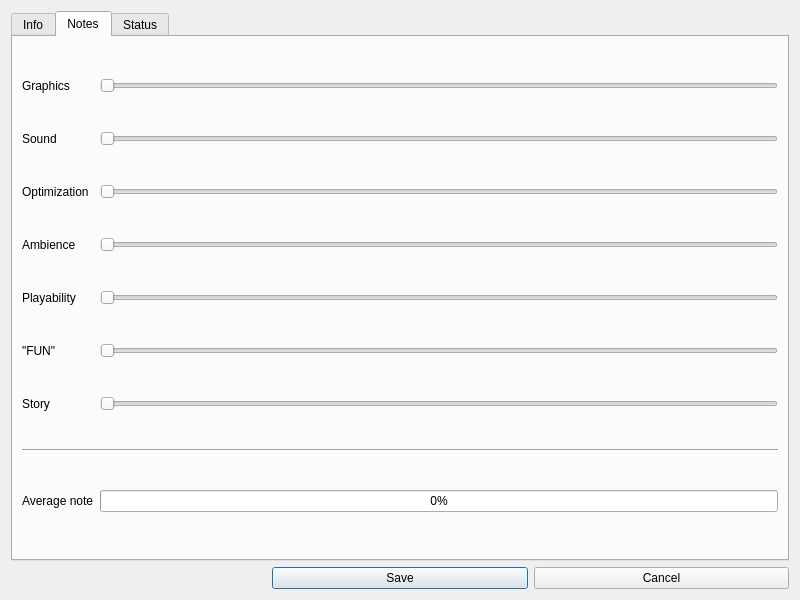
Above: DialogGameEdit.ui from lukaszlukaszew/games-manager-pyqt before the change. Below: the same form after it.
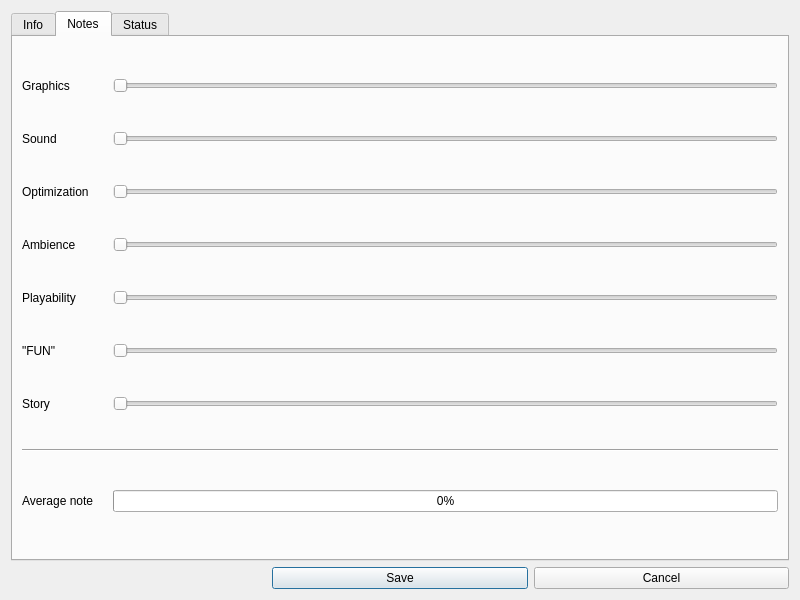
That is the form after the change. The open tabs and pages were chosen to show the change.

Commit message: Add notes to Game Edit Dialog

The edit to the form file:
```diff
--- a/DialogGameEdit.ui
+++ b/DialogGameEdit.ui
@@ -51,7 +51,7 @@
           <bool>false</bool>
          </property>
          <property name="echoMode">
-          <enum>QLineEdit::NoEcho</enum>
+          <enum>QLineEdit::Normal</enum>
          </property>
          <property name="dragEnabled">
           <bool>false</bool>
@@ -184,8 +184,14 @@
          </property>
         </widget>
        </item>
-       <item row="0" column="1">
+       <item row="0" column="2">
         <widget class="QSlider" name="horizontalSliderGameEditGraphics">
+         <property name="maximum">
+          <number>10</number>
+         </property>
+         <property name="pageStep">
+          <number>1</number>
+         </property>
          <property name="orientation">
           <enum>Qt::Horizontal</enum>
          </property>
@@ -198,8 +204,14 @@
          </property>
         </widget>
        </item>
-       <item row="1" column="1">
+       <item row="1" column="2">
         <widget class="QSlider" name="horizontalSliderGameEditSound">
+         <property name="maximum">
+          <number>10</number>
+         </property>
+         <property name="pageStep">
+          <number>1</number>
+         </property>
          <property name="orientation">
           <enum>Qt::Horizontal</enum>
          </property>
@@ -212,8 +224,14 @@
          </property>
         </widget>
        </item>
-       <item row="2" column="1">
+       <item row="2" column="2">
         <widget class="QSlider" name="horizontalSliderGameEditOptimization">
+         <property name="maximum">
+          <number>10</number>
+         </property>
+         <property name="pageStep">
+          <number>1</number>
+         </property>
          <property name="orientation">
           <enum>Qt::Horizontal</enum>
          </property>
@@ -226,8 +244,14 @@
          </property>
         </widget>
        </item>
-       <item row="3" column="1">
+       <item row="3" column="2">
         <widget class="QSlider" name="horizontalSliderGameEditAmbience">
+         <property name="maximum">
+          <number>10</number>
+         </property>
+         <property name="pageStep">
+          <number>1</number>
+         </property>
          <property name="orientation">
           <enum>Qt::Horizontal</enum>
          </property>
@@ -240,8 +264,14 @@
          </property>
         </widget>
        </item>
-       <item row="4" column="1">
+       <item row="4" column="2">
         <widget class="QSlider" name="horizontalSliderGameEditPlayability">
+         <property name="maximum">
+          <number>10</number>
+         </property>
+         <property name="pageStep">
+          <number>1</number>
+         </property>
          <property name="orientation">
           <enum>Qt::Horizontal</enum>
          </property>
@@ -254,8 +284,14 @@
          </property>
         </widget>
        </item>
-       <item row="5" column="1">
+       <item row="5" column="2">
         <widget class="QSlider" name="horizontalSliderGameEditFun">
+         <property name="maximum">
+          <number>10</number>
+         </property>
+         <property name="pageStep">
+          <number>1</number>
+         </property>
          <property name="orientation">
           <enum>Qt::Horizontal</enum>
          </property>
@@ -268,14 +304,20 @@
          </property>
         </widget>
        </item>
-       <item row="6" column="1">
+       <item row="6" column="2">
         <widget class="QSlider" name="horizontalSliderGameEditStory">
+         <property name="maximum">
+          <number>10</number>
+         </property>
+         <property name="pageStep">
+          <number>1</number>
+         </property>
          <property name="orientation">
           <enum>Qt::Horizontal</enum>
          </property>
         </widget>
        </item>
-       <item row="7" column="0" colspan="2">
+       <item row="7" column="0" colspan="3">
         <widget class="Line" name="line">
          <property name="orientation">
           <enum>Qt::Horizontal</enum>
@@ -289,7 +331,7 @@
          </property>
         </widget>
        </item>
-       <item row="8" column="1">
+       <item row="8" column="2">
         <widget class="QProgressBar" name="progressBarGameEditAvgNote">
          <property name="maximum">
           <number>10000</number>
@@ -302,6 +344,86 @@
          </property>
         </widget>
        </item>
+       <item row="0" column="1">
+        <widget class="QLabel" name="labelGameEditGraphics">
+         <property name="text">
+          <string/>
+         </property>
+         <property name="alignment">
+          <set>Qt::AlignRight|Qt::AlignTrailing|Qt::AlignVCenter</set>
+         </property>
+        </widget>
+       </item>
+       <item row="1" column="1">
+        <widget class="QLabel" name="labelGameEditSound">
+         <property name="text">
+          <string/>
+         </property>
+         <property name="alignment">
+          <set>Qt::AlignRight|Qt::AlignTrailing|Qt::AlignVCenter</set>
+         </property>
+        </widget>
+       </item>
+       <item row="2" column="1">
+        <widget class="QLabel" name="labelGameEditOptimization">
+         <property name="text">
+          <string/>
+         </property>
+         <property name="alignment">
+          <set>Qt::AlignRight|Qt::AlignTrailing|Qt::AlignVCenter</set>
+         </property>
+        </widget>
+       </item>
+       <item row="3" column="1">
+        <widget class="QLabel" name="labelGameEditAmbience">
+         <property name="text">
+          <string/>
+         </property>
+         <property name="alignment">
+          <set>Qt::AlignRight|Qt::AlignTrailing|Qt::AlignVCenter</set>
+         </property>
+        </widget>
+       </item>
+       <item row="4" column="1">
+        <widget class="QLabel" name="labelGameEditPlayability">
+         <property name="text">
+          <string/>
+         </property>
+         <property name="alignment">
+          <set>Qt::AlignRight|Qt::AlignTrailing|Qt::AlignVCenter</set>
+         </property>
+        </widget>
+       </item>
+       <item row="5" column="1">
+        <widget class="QLabel" name="labelGameEditFun">
+         <property name="text">
+          <string/>
+         </property>
+         <property name="alignment">
+          <set>Qt::AlignRight|Qt::AlignTrailing|Qt::AlignVCenter</set>
+         </property>
+        </widget>
+       </item>
+       <item row="6" column="1">
+        <widget class="QLabel" name="labelGameEditStory">
+         <property name="text">
+          <string/>
+         </property>
+         <property name="alignment">
+          <set>Qt::AlignRight|Qt::AlignTrailing|Qt::AlignVCenter</set>
+         </property>
+        </widget>
+       </item>
+       <item row="8" column="1">
+        <widget class="QLabel" name="labelGameEditAvgNote">
+         <property name="text">
+          <string/>
+         </property>
+         <property name="alignment">
+          <set>Qt::AlignRight|Qt::AlignTrailing|Qt::AlignVCenter</set>
+         </property>
+        </widget>
+       </item>
       </layout>
      </widget>
      <widget class="QWidget" name="tabGameEditStatus">
```
The commit also changes 2 other files.
